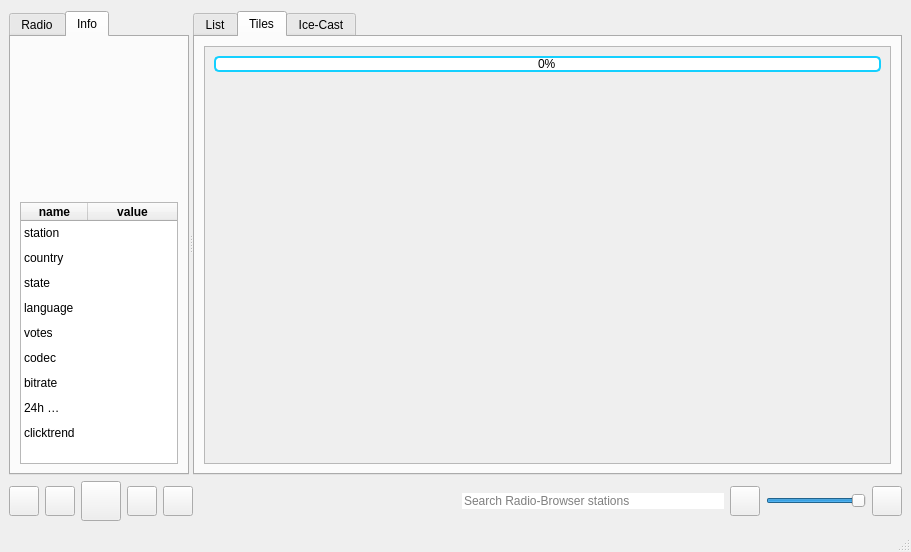
First picture: the form in mainwindow.ui, repository grzesiekkedzior/TuneScape, before the edit.
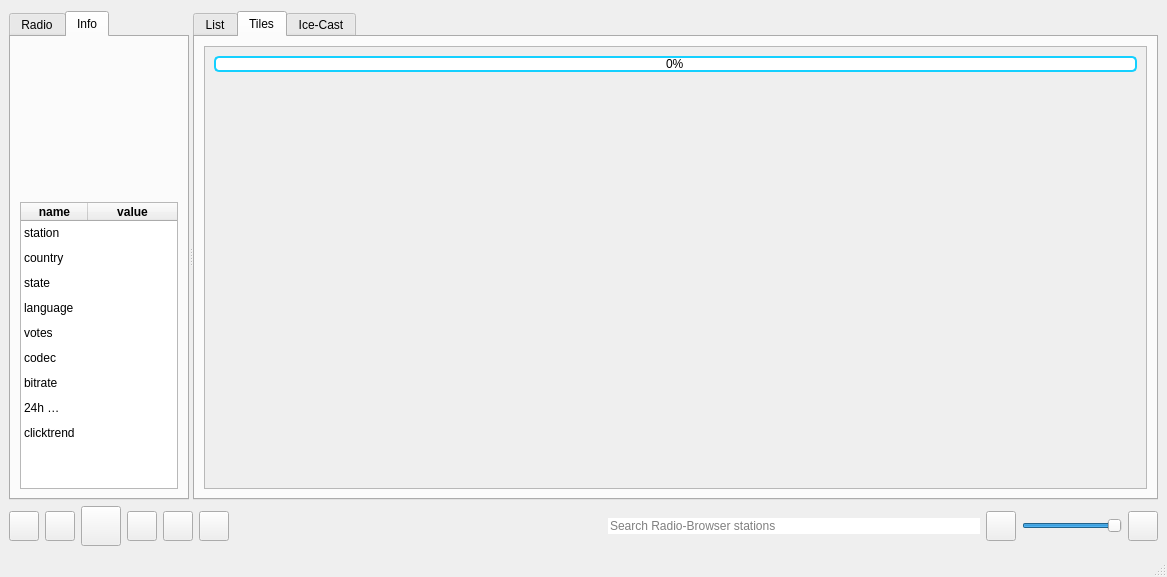
Second picture: the form after the edit. The open tabs and pages were chosen to show the change. Icons and pictures are not drawn.

Diff of the .ui file:
```diff
--- a/mainwindow.ui
+++ b/mainwindow.ui
@@ -6,8 +6,8 @@
    <rect>
     <x>0</x>
     <y>0</y>
-    <width>911</width>
-    <height>552</height>
+    <width>1167</width>
+    <height>577</height>
    </rect>
   </property>
   <property name="windowTitle">
@@ -99,7 +99,7 @@
           <x>0</x>
           <y>0</y>
           <width>180</width>
-          <height>456</height>
+          <height>481</height>
          </rect>
         </property>
         <property name="sizePolicy">
@@ -558,8 +558,8 @@
          <rect>
           <x>0</x>
           <y>0</y>
-          <width>704</width>
-          <height>456</height>
+          <width>960</width>
+          <height>481</height>
          </rect>
         </property>
         <property name="sizePolicy">
@@ -670,8 +670,8 @@
                  <rect>
                   <x>0</x>
                   <y>0</y>
-                  <width>676</width>
-                  <height>395</height>
+                  <width>932</width>
+                  <height>420</height>
                  </rect>
                 </property>
                 <layout class="QVBoxLayout" name="verticalLayout_6">
@@ -869,6 +869,25 @@
         </property>
        </widget>
       </item>
+      <item>
+       <widget class="QPushButton" name="record">
+        <property name="minimumSize">
+         <size>
+          <width>30</width>
+          <height>30</height>
+         </size>
+        </property>
+        <property name="maximumSize">
+         <size>
+          <width>30</width>
+          <height>30</height>
+         </size>
+        </property>
+        <property name="text">
+         <string/>
+        </property>
+       </widget>
+      </item>
       <item alignment="Qt::AlignHCenter|Qt::AlignVCenter">
        <widget class="QPushButton" name="next">
         <property name="minimumSize">
```
Left out of the diff: 2 changed lines with no effect on the pictures.
